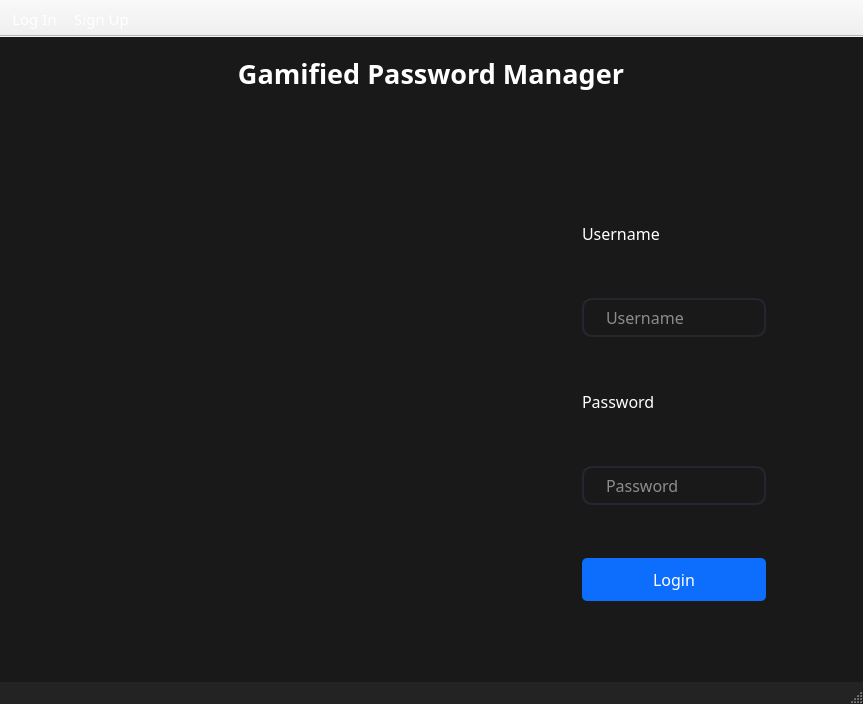
Qt form PWManager/PWManager.ui (laramirezmancill0207/Game-Password-Manager) before a commit.
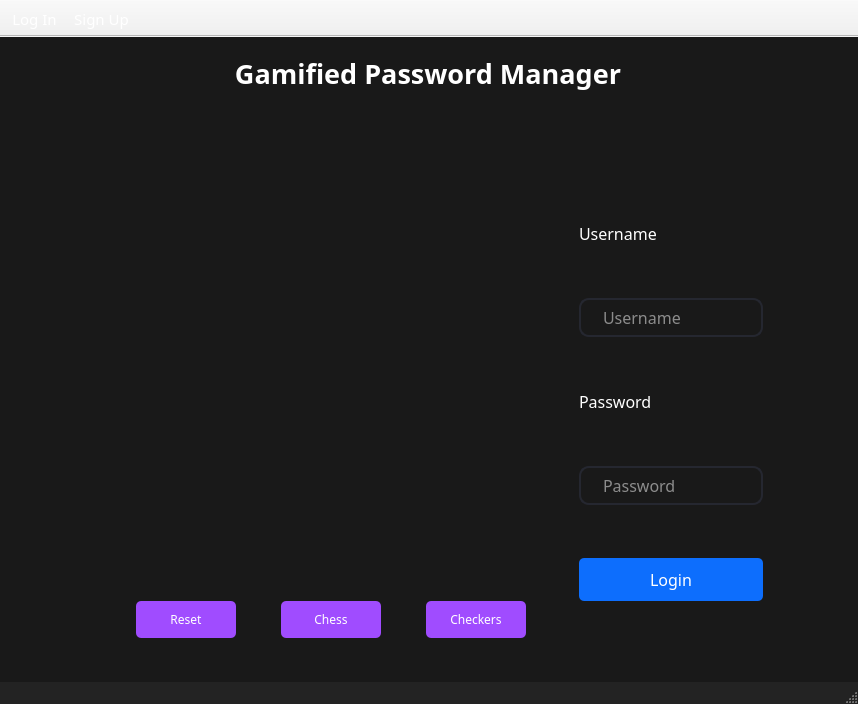
The same form after that commit.

The edit to the form file:
```diff
--- a/PWManager/PWManager.ui
+++ b/PWManager/PWManager.ui
@@ -6,7 +6,7 @@
    <rect>
     <x>0</x>
     <y>0</y>
-    <width>863</width>
+    <width>858</width>
     <height>704</height>
    </rect>
   </property>
@@ -232,23 +232,167 @@
       <widget class="QWidget" name="Page0">
        <layout class="QHBoxLayout" name="horizontalLayout">
         <item>
-         <widget class="QGraphicsView" name="view">
-          <property name="sizePolicy">
-           <sizepolicy hsizetype="Fixed" vsizetype="Fixed">
-            <horstretch>0</horstretch>
-            <verstretch>0</verstretch>
-           </sizepolicy>
+         <layout class="QVBoxLayout" name="verticalLayout">
+          <property name="spacing">
+           <number>0</number>
           </property>
-          <property name="minimumSize">
-           <size>
-            <width>480</width>
-            <height>480</height>
-           </size>
+          <property name="leftMargin">
+           <number>0</number>
           </property>
-          <property name="styleSheet">
-           <string notr="true"/>
-          </property>
-         </widget>
+          <item>
+           <widget class="QGraphicsView" name="view">
+            <property name="sizePolicy">
+             <sizepolicy hsizetype="Fixed" vsizetype="Fixed">
+              <horstretch>0</horstretch>
+              <verstretch>0</verstretch>
+             </sizepolicy>
+            </property>
+            <property name="minimumSize">
+             <size>
+              <width>480</width>
+              <height>400</height>
+             </size>
+            </property>
+            <property name="styleSheet">
+             <string notr="true"/>
+            </property>
+           </widget>
+          </item>
+          <item>
+           <layout class="QHBoxLayout" name="horizontalLayout_3">
+            <property name="spacing">
+             <number>0</number>
+            </property>
+            <property name="topMargin">
+             <number>0</number>
+            </property>
+            <item>
+             <widget class="QPushButton" name="resetLogin">
+              <property name="sizePolicy">
+               <sizepolicy hsizetype="Fixed" vsizetype="Fixed">
+                <horstretch>0</horstretch>
+                <verstretch>0</verstretch>
+               </sizepolicy>
+              </property>
+              <property name="minimumSize">
+               <size>
+                <width>100</width>
+                <height>0</height>
+               </size>
+              </property>
+              <property name="font">
+               <font>
+                <family>Lucida Sans Unicode</family>
+                <pointsize>9</pointsize>
+               </font>
+              </property>
+              <property name="styleSheet">
+               <string notr="true">QPushButton
+{
+	color: #FFF;
+	background-color: rgb(160, 76, 255);
+	border-radius: 5px;
+	padding: 10px
+}
+QPushButton:hover
+{
+	background-color: rgb(170, 51, 255);
+}
+QPushButton:pressed
+{
+	border: 4px solid #98c1fe;
+}</string>
+              </property>
+              <property name="text">
+               <string>Reset</string>
+              </property>
+             </widget>
+            </item>
+            <item>
+             <widget class="QPushButton" name="chessLogin">
+              <property name="sizePolicy">
+               <sizepolicy hsizetype="Fixed" vsizetype="Fixed">
+                <horstretch>0</horstretch>
+                <verstretch>0</verstretch>
+               </sizepolicy>
+              </property>
+              <property name="minimumSize">
+               <size>
+                <width>100</width>
+                <height>0</height>
+               </size>
+              </property>
+              <property name="font">
+               <font>
+                <family>Lucida Sans Unicode</family>
+               </font>
+              </property>
+              <property name="styleSheet">
+               <string notr="true">QPushButton
+{
+	color: #FFF;
+	background-color: rgb(160, 76, 255);
+	border-radius: 5px;
+	padding: 10px
+}
+QPushButton:hover
+{
+	background-color: rgb(170, 51, 255);
+}
+QPushButton:pressed
+{
+	border: 4px solid #98c1fe;
+}</string>
+              </property>
+              <property name="text">
+               <string>Chess</string>
+              </property>
+             </widget>
+            </item>
+            <item>
+             <widget class="QPushButton" name="checkersLogin">
+              <property name="sizePolicy">
+               <sizepolicy hsizetype="Fixed" vsizetype="Fixed">
+                <horstretch>0</horstretch>
+                <verstretch>0</verstretch>
+               </sizepolicy>
+              </property>
+              <property name="minimumSize">
+               <size>
+                <width>100</width>
+                <height>0</height>
+               </size>
+              </property>
+              <property name="font">
+               <font>
+                <family>Lucida Sans Unicode</family>
+               </font>
+              </property>
+              <property name="styleSheet">
+               <string notr="true">QPushButton
+{
+	color: #FFF;
+	background-color: rgb(160, 76, 255);
+	border-radius: 5px;
+	padding: 10px
+}
+QPushButton:hover
+{
+	background-color: rgb(170, 51, 255);
+}
+QPushButton:pressed
+{
+	border: 4px solid #98c1fe;
+}</string>
+              </property>
+              <property name="text">
+               <string>Checkers</string>
+              </property>
+             </widget>
+            </item>
+           </layout>
+          </item>
+         </layout>
         </item>
         <item>
          <layout class="QGridLayout" name="gridLayout_5">
```
Left out of the diff: 167 changed lines with no effect on the pictures.
